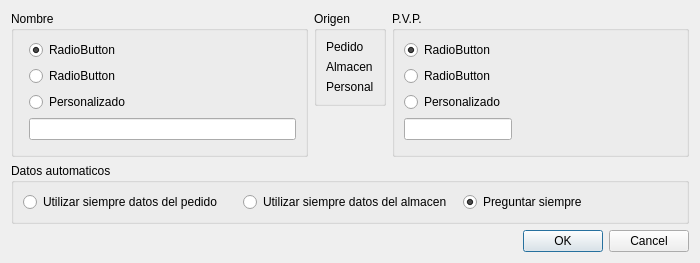
This is cambiodatosproducto.ui in Ladis72/tienda as Qt 5 draws it before an edit. The edited form follows.
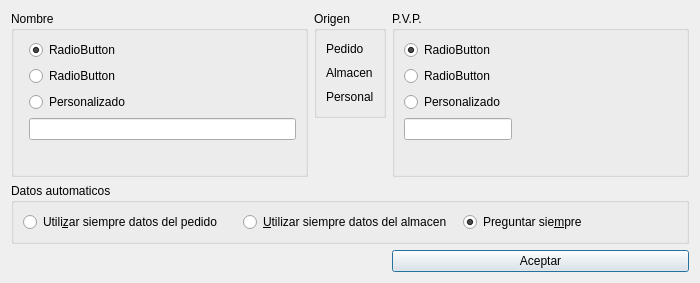
This is the edited form.

Diff of the .ui file:
```diff
--- a/cambiodatosproducto.ui
+++ b/cambiodatosproducto.ui
@@ -7,7 +7,7 @@
     <x>0</x>
     <y>0</y>
     <width>700</width>
-    <height>262</height>
+    <height>283</height>
    </rect>
   </property>
   <property name="windowTitle">
@@ -92,16 +92,6 @@
      </layout>
     </widget>
    </item>
-   <item row="4" column="2">
-    <widget class="QDialogButtonBox" name="buttonBox">
-     <property name="orientation">
-      <enum>Qt::Horizontal</enum>
-     </property>
-     <property name="standardButtons">
-      <set>QDialogButtonBox::Cancel|QDialogButtonBox::Ok</set>
-     </property>
-    </widget>
-   </item>
    <item row="3" column="0" colspan="3">
     <widget class="QGroupBox" name="groupBox_3">
      <property name="title">
@@ -111,21 +101,21 @@
       <item row="0" column="1">
        <widget class="QRadioButton" name="radioButtonDatosAlmacen">
         <property name="text">
-         <string>Utilizar siempre datos del almacen</string>
+         <string>&amp;Utilizar siempre datos del almacen</string>
         </property>
        </widget>
       </item>
       <item row="0" column="0">
        <widget class="QRadioButton" name="radioButtonDatosPedido">
         <property name="text">
-         <string>Utilizar siempre datos del pedido</string>
+         <string>Utili&amp;zar siempre datos del pedido</string>
         </property>
        </widget>
       </item>
       <item row="0" column="2">
        <widget class="QRadioButton" name="radioButton">
         <property name="text">
-         <string>Preguntar siempre</string>
+         <string>Preguntar sie&amp;mpre</string>
         </property>
         <property name="checked">
          <bool>true</bool>
@@ -165,6 +155,13 @@
      </layout>
     </widget>
    </item>
+   <item row="4" column="2">
+    <widget class="QPushButton" name="pushButton">
+     <property name="text">
+      <string>Aceptar</string>
+     </property>
+    </widget>
+   </item>
   </layout>
  </widget>
  <resources/>
```
Left out of the diff: 28 changed lines with no effect on the pictures.
